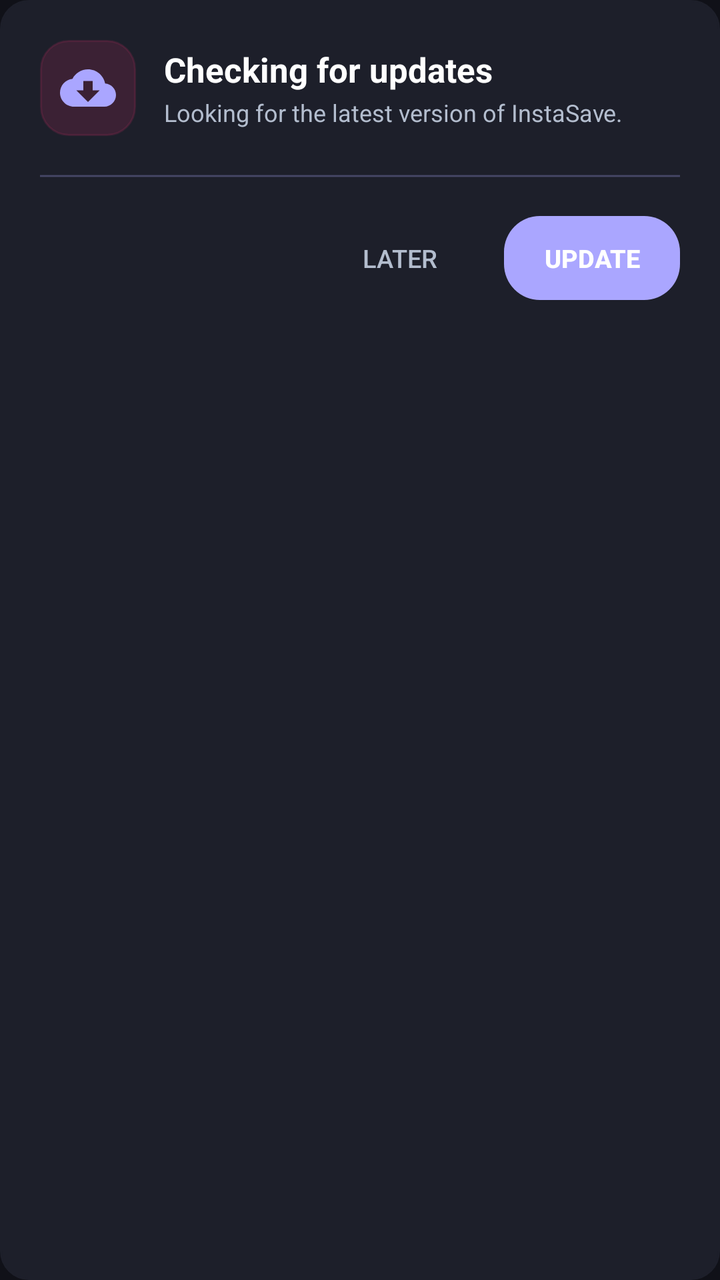
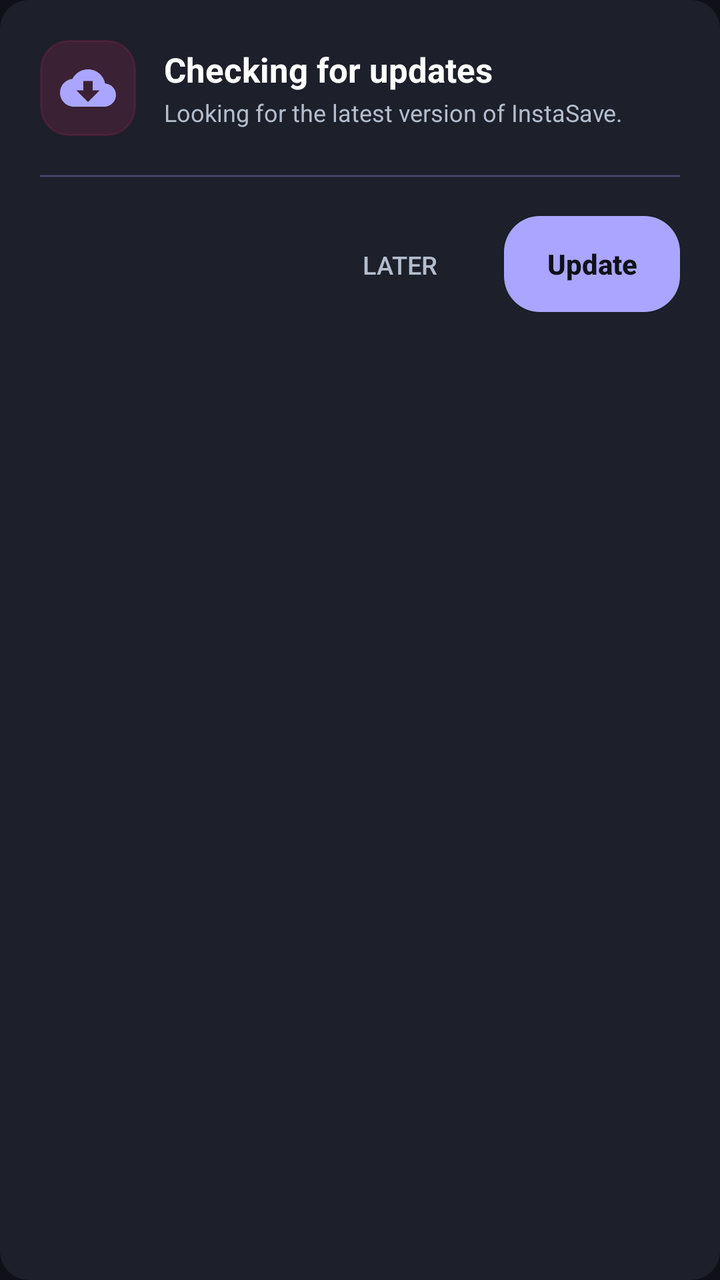

Screens rendered from an Android XML layout before and after an edit, with the pre-edit source and the edit as a unified diff.
<!-- AndroidManifest.xml: application theme Theme.InstaSave -->
<!-- res/layout/dialog_in_app_update.xml -->
<?xml version="1.0" encoding="utf-8"?>
<LinearLayout xmlns:android="http://schemas.android.com/apk/res/android"
    android:layout_width="match_parent"
    android:layout_height="wrap_content"
    android:orientation="vertical"
    android:background="@drawable/card_background"
    android:backgroundTint="@color/card_bg"
    android:padding="20dp">

    
    <LinearLayout
        android:layout_width="match_parent"
        android:layout_height="wrap_content"
        android:orientation="horizontal"
        android:gravity="center_vertical"
        android:layout_marginBottom="14dp">

        <FrameLayout
            android:layout_width="48dp"
            android:layout_height="48dp">

            <View
                android:layout_width="match_parent"
                android:layout_height="match_parent"
                android:background="@drawable/card_background"
                android:backgroundTint="#26E1306C" />

            <ImageView
                android:id="@+id/ivUpdateDialogIcon"
                android:layout_width="28dp"
                android:layout_height="28dp"
                android:layout_gravity="center"
                android:src="@drawable/ic_cloud_download"
                android:tint="@color/insta_pink"
                android:contentDescription="Update Icon" />
        </FrameLayout>

        <LinearLayout
            android:layout_width="0dp"
            android:layout_height="wrap_content"
            android:layout_weight="1"
            android:orientation="vertical"
            android:layout_marginStart="14dp">

            <TextView
                android:id="@+id/tvUpdateDialogTitle"
                android:layout_width="wrap_content"
                android:layout_height="wrap_content"
                android:text="Checking for updates"
                android:textSize="17sp"
                android:textStyle="bold"
                android:textColor="@color/white" />

            <TextView
                android:id="@+id/tvUpdateDialogSubtitle"
                android:layout_width="wrap_content"
                android:layout_height="wrap_content"
                android:text="Looking for the latest version of InstaSave."
                android:textSize="12sp"
                android:textColor="@color/text_secondary"
                android:layout_marginTop="2dp" />
        </LinearLayout>
    </LinearLayout>

    
    <ProgressBar
        android:id="@+id/pbUpdateChecking"
        style="?android:attr/progressBarStyleHorizontal"
        android:indeterminate="true"
        android:layout_width="match_parent"
        android:layout_height="4dp"
        android:layout_marginTop="4dp"
        android:layout_marginBottom="12dp"
        android:indeterminateTint="@color/insta_pink"
        android:visibility="visible" />

    
    <LinearLayout
        android:id="@+id/layoutReleaseNotes"
        android:layout_width="match_parent"
        android:layout_height="wrap_content"
        android:orientation="vertical"
        android:background="@drawable/card_background"
        android:backgroundTint="#1E1C2B"
        android:padding="14dp"
        android:layout_marginBottom="14dp"
        android:visibility="gone">

        <LinearLayout
            android:layout_width="match_parent"
            android:layout_height="wrap_content"
            android:orientation="horizontal"
            android:gravity="center_vertical">

            <TextView
                android:id="@+id/tvReleaseVersion"
                android:layout_width="0dp"
                android:layout_height="wrap_content"
                android:layout_weight="1"
                android:text="Version 1.2.1"
                android:textSize="13.5sp"
                android:textStyle="bold"
                android:textColor="@color/insta_pink" />

            <TextView
                android:id="@+id/tvReleaseSize"
                android:layout_width="wrap_content"
                android:layout_height="wrap_content"
                android:text="3.8 MB"
                android:textSize="11.5sp"
                android:textStyle="bold"
                android:textColor="@color/text_muted"
                android:background="@drawable/card_background"
                android:backgroundTint="#2A2838"
                android:paddingHorizontal="8dp"
                android:paddingVertical="2dp" />
        </LinearLayout>

        <View
            android:layout_width="match_parent"
            android:layout_height="1dp"
            android:background="#1AFFFFFF"
            android:layout_marginTop="8dp"
            android:layout_marginBottom="8dp" />

        <TextView
            android:id="@+id/tvReleaseNotes"
            android:layout_width="match_parent"
            android:layout_height="wrap_content"
            android:text="What's new in this build..."
            android:textSize="12sp"
            android:textColor="@color/text_secondary"
            android:lineSpacingExtra="3dp" />
    </LinearLayout>

    
    <LinearLayout
        android:id="@+id/layoutUpdateProgress"
        android:layout_width="match_parent"
        android:layout_height="wrap_content"
        android:orientation="vertical"
        android:background="@drawable/card_background"
        android:backgroundTint="#1D1A2E"
        android:padding="14dp"
        android:layout_marginBottom="14dp"
        android:visibility="gone">

        <LinearLayout
            android:layout_width="match_parent"
            android:layout_height="wrap_content"
            android:orientation="horizontal"
            android:gravity="center_vertical">

            <TextView
                android:id="@+id/tvDownloadProgressStatus"
                android:layout_width="0dp"
                android:layout_height="wrap_content"
                android:layout_weight="1"
                android:text="Downloading update..."
                android:textSize="12sp"
                android:textColor="@color/text_primary" />

            <TextView
                android:id="@+id/tvUpdatePercent"
                android:layout_width="wrap_content"
                android:layout_height="wrap_content"
                android:text="0%"
                android:textSize="13sp"
                android:textStyle="bold"
                android:textColor="@color/insta_pink" />
        </LinearLayout>

        <ProgressBar
            android:id="@+id/pbUpdateDownload"
            style="?android:attr/progressBarStyleHorizontal"
            android:layout_width="match_parent"
            android:layout_height="8dp"
            android:layout_marginTop="10dp"
            android:max="100"
            android:progress="0"
            android:progressTint="@color/insta_pink" />
    </LinearLayout>

    
    <LinearLayout
        android:layout_width="match_parent"
        android:layout_height="wrap_content"
        android:orientation="horizontal"
        android:gravity="end"
        android:layout_marginTop="6dp">

        <Button
            android:id="@+id/btnUpdateNegative"
            style="@style/Widget.AppCompat.Button.Borderless"
            android:layout_width="wrap_content"
            android:layout_height="42dp"
            android:text="Later"
            android:textColor="@color/text_secondary"
            android:textSize="12.5sp"
            android:paddingHorizontal="16dp" />

        <Button
            android:id="@+id/btnUpdatePositive"
            style="@style/Widget.AppCompat.Button.Borderless"
            android:layout_width="wrap_content"
            android:layout_height="42dp"
            android:layout_marginStart="8dp"
            android:text="Update"
            android:textColor="@color/white"
            android:textSize="12.5sp"
            android:textStyle="bold"
            android:background="@drawable/btn_rounded_accent"
            android:backgroundTint="@color/insta_pink"
            android:paddingHorizontal="20dp" />
    </LinearLayout>

</LinearLayout>
<!-- resources referenced by this layout -->
<resources>
  <color name="card_bg">#1D1F2A</color>
  <color name="insta_pink">#AAA6FF</color>
  <color name="text_muted">#929FB4</color>
  <color name="text_primary">#F3F4F6</color>
  <color name="text_secondary">#B3BDCE</color>
  <color name="white">#FFFFFFFF</color>
  <!-- drawable btn_rounded_accent (drawable) -->
  <?xml version="1.0" encoding="utf-8"?>
  <shape xmlns:android="http://schemas.android.com/apk/res/android"
      android:shape="rectangle">
      <corners android:radius="18dp" />
      <gradient
          android:angle="0"
          android:startColor="#833AB4"
          android:centerColor="#FD1D1D"
          android:endColor="#FCB045"
          android:type="linear" />
  </shape>
  <!-- drawable card_background (drawable) -->
  <?xml version="1.0" encoding="utf-8"?>
  <shape xmlns:android="http://schemas.android.com/apk/res/android"
      android:shape="rectangle">
      <solid android:color="@color/card_bg" />
      <corners android:radius="14dp" />
      <stroke
          android:width="1dp"
          android:color="@color/card_stroke" />
  </shape>
  <!-- drawable ic_cloud_download (drawable) -->
  <?xml version="1.0" encoding="utf-8"?>
  <vector xmlns:android="http://schemas.android.com/apk/res/android"
      android:width="24dp"
      android:height="24dp"
      android:viewportWidth="24"
      android:viewportHeight="24">
      <path
          android:fillColor="#E1306C"
          android:pathData="M19.35,10.04C18.67,6.59 15.64,4 12,4 9.11,4 6.6,5.64 5.35,8.04 2.34,8.36 0,10.91 0,14c0,3.31 2.69,6 6,6h13c2.76,0 5,-2.24 5,-5 0,-2.64 -2.05,-4.78 -4.65,-4.96zM17,13l-5,5 -5,-5h3V9h4v4h3z" />
  </vector>
  <style name="Theme.InstaSave" parent="Theme.Material3.Dark.NoActionBar">
          
          <item name="colorPrimary">@color/insta_pink</item>
          <item name="android:statusBarColor">@color/bg_dark</item>
          <item name="colorOnPrimary">@color/bg_dark</item>
          <item name="colorAccent">@color/insta_coral</item>
  
          
          <item name="colorSecondaryContainer">#37344E</item>
          <item name="colorOnSecondaryContainer">@color/insta_pink</item>
  
          
          <item name="android:colorBackground">@color/bg_dark</item>
          <item name="colorSurface">@color/bg_dark</item>
          <item name="colorSurfaceContainer">@color/card_bg</item>
          <item name="colorOnSurface">@color/text_primary</item>
          <item name="colorOnSurfaceVariant">@color/text_secondary</item>
          <item name="colorOutline">@color/card_stroke</item>
  
          
          <item name="bottomNavigationStyle">@style/Widget.InstaSave.BottomNav</item>
      </style>
  <color name="card_stroke">#373948</color>
  <color name="bg_dark">#101118</color>
  <color name="insta_coral">#938DFF</color>
  <style name="Widget.InstaSave.BottomNav" parent="Widget.Material3.BottomNavigationView">
          <item name="itemActiveIndicatorStyle">@style/Widget.InstaSave.BottomNav.Indicator</item>
      </style>
  <style name="Widget.InstaSave.BottomNav.Indicator" parent="Widget.Material3.BottomNavigationView.ActiveIndicator">
          <item name="android:color">#37344E</item>
          <item name="android:width">56dp</item>
          <item name="android:height">32dp</item>
      </style>
</resources>

<!-- the commit's change to res/layout/dialog_in_app_update.xml (unified diff, before → after) -->
@@ -193,7 +193,8 @@
             android:id="@+id/btnUpdateNegative"
             style="@style/Widget.AppCompat.Button.Borderless"
             android:layout_width="wrap_content"
-            android:layout_height="42dp"
+            android:layout_height="wrap_content"
+            android:minHeight="48dp"
             android:text="Later"
             android:textColor="@color/text_secondary"
             android:textSize="12.5sp"
@@ -203,11 +204,13 @@
             android:id="@+id/btnUpdatePositive"
             style="@style/Widget.AppCompat.Button.Borderless"
             android:layout_width="wrap_content"
-            android:layout_height="42dp"
+            android:layout_height="wrap_content"
+            android:minHeight="48dp"
             android:layout_marginStart="8dp"
             android:text="Update"
-            android:textColor="@color/white"
-            android:textSize="12.5sp"
+            android:textColor="@color/bg_dark"
+            android:textAllCaps="false"
+            android:textSize="14sp"
             android:textStyle="bold"
             android:background="@drawable/btn_rounded_accent"
             android:backgroundTint="@color/insta_pink"
